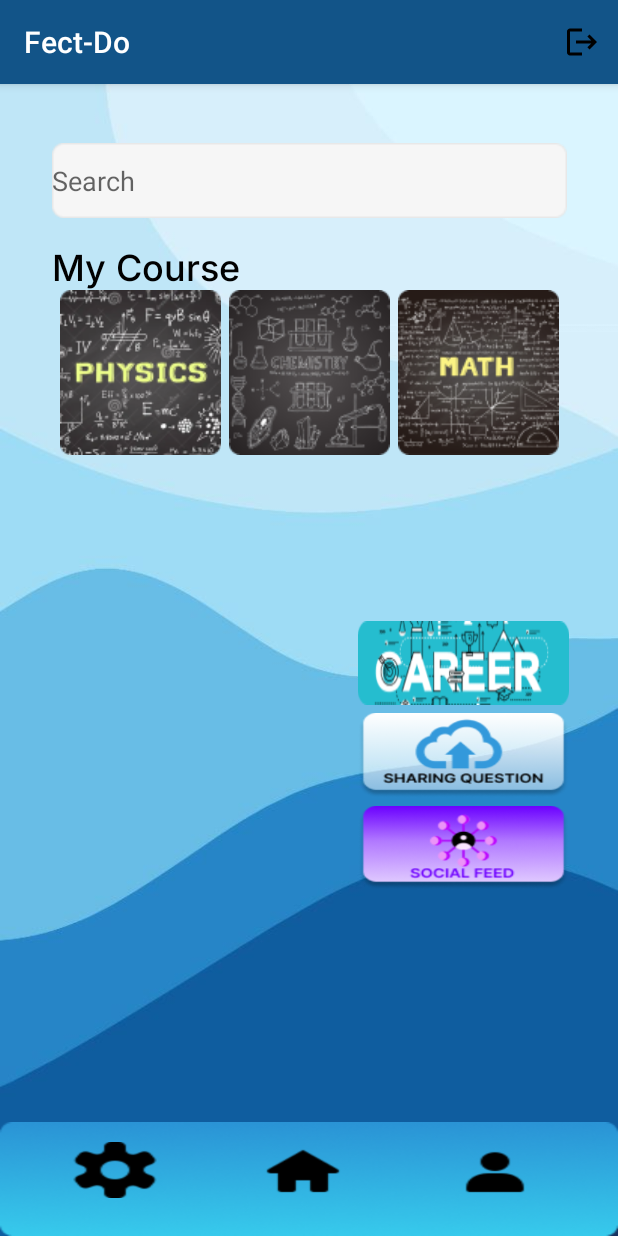
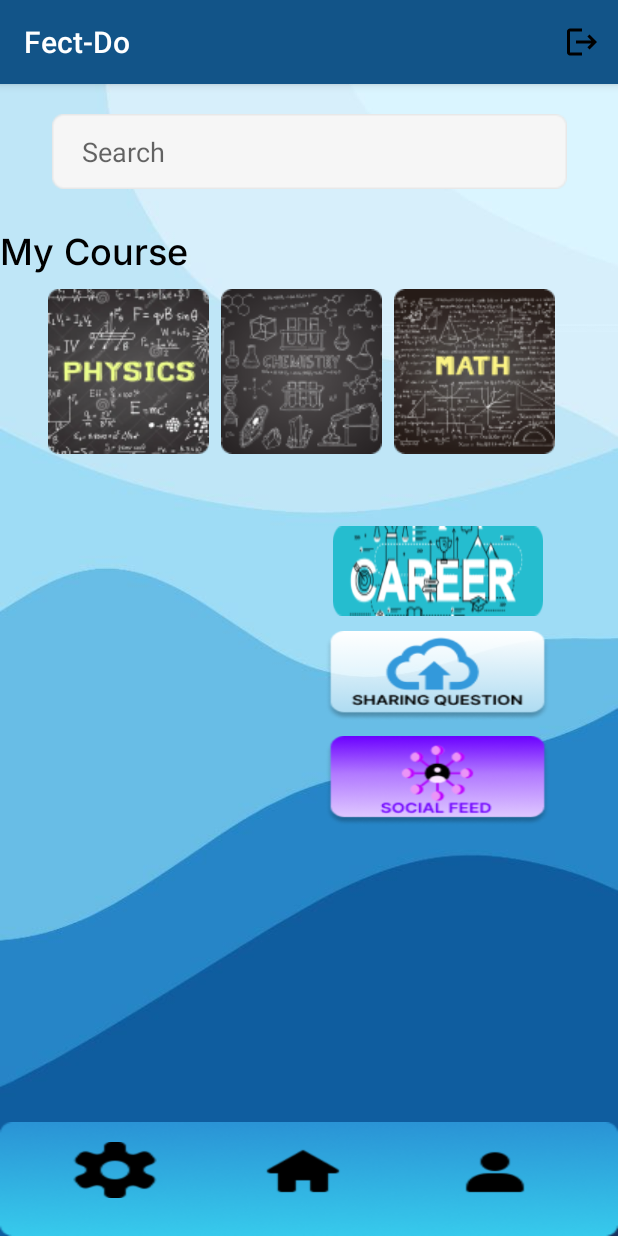
Before and after one commit to Wan2729/Fect-DO, an Android app: the screen it shows after launch once a user with an empty profile is signed in (Enroll), on a phone screen of 412 x 824 dp. Run offline under Robolectric (Android 15) with nearby library versions, the phone set to English and light mode, and no system bars; our stand-ins replace Firebase (no records; nobody signed in at launch, a user with empty details on screens opened directly); Roboto replaces fonts that are not available here.

Commit message:
Razin - toolbar and bottom fragment physics

```diff
--- a/app/src/main/java/com/example/fectdo/course/Enroll.java
+++ b/app/src/main/java/com/example/fectdo/course/Enroll.java
@@ -12,6 +12,7 @@ import android.view.MenuItem;
 import android.view.View;
 import android.widget.Button;
 import android.widget.ImageView;
+import android.widget.TextView;
 import android.widget.Toast;
 
 
--- a/app/src/main/res/layout/activity_enroll.xml
+++ b/app/src/main/res/layout/activity_enroll.xml
@@ -9,14 +9,11 @@
 
     <include
         android:id="@+id/toolbar"
-        layout="@layout/toolbar"
-        app:layout_constraintEnd_toEndOf="parent"
-        app:layout_constraintStart_toStartOf="parent"
-        app:layout_constraintTop_toTopOf="parent" />
+        layout="@layout/toolbar" />
 
 
     <EditText
-        android:id="@+id/etSearchBar"
+        android:id="@+id/editTextText5"
         android:layout_width="wrap_content"
         android:layout_height="wrap_content"
         android:layout_alignParentStart="true"
@@ -26,31 +23,40 @@
         android:ems="10"
         android:hint="Search"
         android:inputType="text"
-        app:layout_constraintBottom_toBottomOf="parent"
+        android:paddingLeft="20dp"
         app:layout_constraintEnd_toEndOf="parent"
         app:layout_constraintStart_toStartOf="parent"
-        app:layout_constraintTop_toTopOf="parent"
-        app:layout_constraintVertical_bias=".1" />
+        app:layout_constraintTop_toBottomOf="@+id/toolbar" />
 
     <TextView
         android:id="@+id/textView10"
         style="@style/myText"
-        android:layout_width="0dp"
+        android:layout_width="wrap_content"
         android:layout_height="wrap_content"
-        android:layout_marginTop="15dp"
+        android:layout_above="@+id/scrollView2"
+        android:layout_alignParentStart="true"
+        android:layout_alignParentEnd="true"
+        android:layout_marginTop="24dp"
         android:text="My Course"
         android:textSize="24sp"
-        app:layout_constraintEnd_toEndOf="@+id/etSearchBar"
-        app:layout_constraintStart_toStartOf="@id/etSearchBar"
-        app:layout_constraintTop_toBottomOf="@+id/etSearchBar" />
+        app:layout_constraintTop_toBottomOf="@+id/editTextText5"
+        tools:layout_editor_absoluteX="34dp" />
 
     <ScrollView
         android:id="@+id/scrollView2"
-        android:layout_width="0dp"
+        android:layout_width="394dp"
         android:layout_height="128dp"
-        app:layout_constraintEnd_toEndOf="@id/textView10"
-        app:layout_constraintStart_toStartOf="@id/textView10"
-        app:layout_constraintTop_toBottomOf="@id/textView10">
+        android:layout_above="@+id/btnCareer"
+        android:layout_alignParentStart="true"
+        android:layout_alignParentEnd="true"
+        android:layout_marginTop="10dp"
+        android:layout_marginBottom="412dp"
+        app:layout_constraintBottom_toBottomOf="parent"
+        app:layout_constraintEnd_toEndOf="parent"
+        app:layout_constraintHorizontal_bias="0.0"
+        app:layout_constraintStart_toStartOf="parent"
+        app:layout_constraintTop_toBottomOf="@+id/textView10"
+        app:layout_constraintVertical_bias="0.0">
 
         <LinearLayout
             android:layout_width="match_parent"
@@ -61,63 +67,69 @@
                 android:id="@+id/btnPhysics"
                 android:layout_width="wrap_content"
                 android:layout_height="match_parent"
-                android:layout_marginStart="5dp"
+                android:layout_marginStart="32dp"
                 app:srcCompat="@drawable/btnphysics" />
 
             <ImageView
                 android:id="@+id/btnChem"
                 android:layout_width="wrap_content"
                 android:layout_height="wrap_content"
-                android:layout_marginStart="5dp"
+                android:layout_marginStart="8dp"
+                android:layout_marginEnd="8dp"
                 app:srcCompat="@drawable/btnchem" />
 
             <ImageView
                 android:id="@+id/btnMath"
                 android:layout_width="wrap_content"
                 android:layout_height="wrap_content"
-                android:layout_marginStart="5dp"
+                android:layout_marginEnd="4dp"
                 app:srcCompat="@drawable/btnmath" />
 
         </LinearLayout>
     </ScrollView>
 
-
     <ImageButton
         android:id="@+id/btnCareer"
-        android:layout_width="0dp"
-        android:layout_height="0dp"
-        android:layout_marginVertical="5dp"
+        android:layout_width="140dp"
+        android:layout_height="60dp"
+        android:layout_alignParentStart="true"
+        android:layout_alignParentEnd="true"
+        android:layout_alignParentBottom="true"
+        android:layout_marginTop="30dp"
+        android:layout_marginEnd="50dp"
         android:background="@drawable/btncareer"
+        android:padding="30dp"
         android:scaleType="fitXY"
-        app:layout_constraintDimensionRatio="2.5:1"
-        app:layout_constraintVertical_bias=".2"
-        app:layout_constraintBottom_toBottomOf="parent"
-        app:layout_constraintEnd_toEndOf="@id/guideline92V"
-        app:layout_constraintStart_toStartOf="@+id/guideline58V"
+        app:layout_constraintEnd_toEndOf="parent"
         app:layout_constraintTop_toBottomOf="@+id/scrollView2" />
+
 
     <ImageButton
         android:id="@+id/btnUpload"
-        android:layout_width="0dp"
-        android:layout_height="0dp"
+        android:layout_width="150dp"
+        android:layout_height="60dp"
+        android:layout_alignParentStart="true"
+        android:layout_alignParentEnd="true"
+        android:layout_alignParentBottom="true"
+        android:layout_marginTop="10dp"
+        android:layout_marginEnd="45dp"
         android:background="@drawable/sharingbutton"
         android:scaleType="fitXY"
-        android:layout_marginVertical="5dp"
-        app:layout_constraintDimensionRatio="2.5:1"
-        app:layout_constraintStart_toStartOf="@+id/guideline58V"
-        app:layout_constraintEnd_toEndOf="@id/guideline92V"
+        app:layout_constraintEnd_toEndOf="parent"
         app:layout_constraintTop_toBottomOf="@+id/btnCareer" />
 
     <ImageButton
         android:id="@+id/btnSosial"
-        android:layout_width="0dp"
-        android:layout_height="0dp"
+        android:layout_width="150dp"
+        android:layout_height="60dp"
+        android:layout_alignParentStart="true"
+        android:layout_alignParentEnd="true"
+        android:layout_alignParentBottom="true"
+        android:layout_marginTop="10dp"
+        android:layout_marginEnd="45dp"
         android:background="@drawable/socialbutton"
         android:scaleType="fitXY"
-        android:layout_marginVertical="5dp"
-        app:layout_constraintDimensionRatio="2.5:1"
-        app:layout_constraintStart_toStartOf="@+id/guideline58V"
-        app:layout_constraintEnd_toEndOf="@id/guideline92V"
+        app:layout_constraintEnd_toEndOf="parent"
         app:layout_constraintTop_toBottomOf="@+id/btnUpload" />
 
     <androidx.fragment.app.FragmentContainerView
@@ -130,19 +142,5 @@
         app:layout_constraintHorizontal_bias="0.0"
         app:layout_constraintStart_toStartOf="parent"></androidx.fragment.app.FragmentContainerView>
 
-    <androidx.constraintlayout.widget.Guideline
-        android:id="@+id/guideline92V"
-        android:layout_width="wrap_content"
-        android:layout_height="wrap_content"
-        android:orientation="vertical"
-        app:layout_constraintGuide_percent="0.92" />
-
-    <androidx.constraintlayout.widget.Guideline
-        android:id="@+id/guideline58V"
-        android:layout_width="wrap_content"
-        android:layout_height="wrap_content"
-        android:orientation="vertical"
-        app:layout_constraintGuide_percent="0.58" />
-
 
 </androidx.constraintlayout.widget.ConstraintLayout>
--- a/app/src/main/res/layout/toolbar.xml
+++ b/app/src/main/res/layout/toolbar.xml
@@ -1,9 +1,19 @@
 <?xml version="1.0" encoding="utf-8"?>
-<androidx.appcompat.widget.Toolbar xmlns:android="http://schemas.android.com/apk/res/android"
+<androidx.appcompat.widget.Toolbar
+    xmlns:android="http://schemas.android.com/apk/res/android"
     android:layout_width="match_parent"
     android:layout_height="wrap_content"
     android:background="#125488"
     android:elevation="4dp"
     android:theme="@style/ThemeOverlay.AppCompat.Dark.ActionBar">
 
+    <!-- Add a TextView for the title -->
+    <TextView
+        android:id="@+id/toolbar_title"
+        android:layout_width="wrap_content"
+        android:layout_height="wrap_content"
+        android:textColor="#ffffff"
+        android:textSize="18sp"
+        android:textStyle="bold" />
+
 </androidx.appcompat.widget.Toolbar>
```
Also changed, not shown: app/src/main/java/com/example/fectdo/course/VideoPhysicsPage.java (+32 -0 lines), app/src/main/res/layout/video_physics_page.xml (+17 -33 lines).
